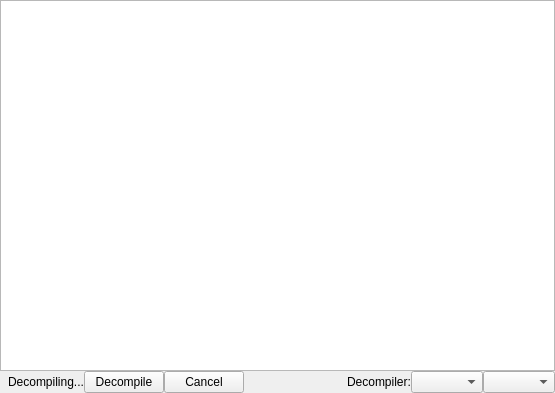
radareorg/iaito, file src/widgets/DecompilerWidget.ui: the form before one commit.
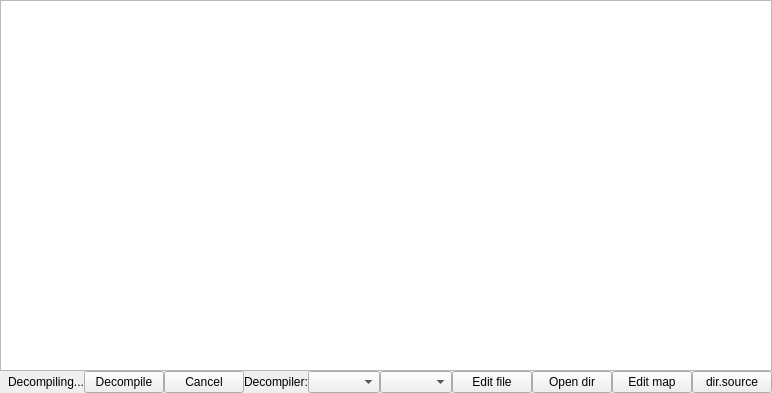
The form after the commit.

Commit message: Add dwarf/source as a decompiler option

What changed in the file:
```diff
--- a/src/widgets/DecompilerWidget.ui
+++ b/src/widgets/DecompilerWidget.ui
@@ -105,6 +105,46 @@
         </property>
        </widget>
       </item>
+      <item>
+       <widget class="QPushButton" name="sourceEditFileButton">
+        <property name="toolTip">
+         <string>Edit the source file for the current source line.</string>
+        </property>
+        <property name="text">
+         <string>Edit file</string>
+        </property>
+       </widget>
+      </item>
+      <item>
+       <widget class="QPushButton" name="sourceOpenDirButton">
+        <property name="toolTip">
+         <string>Open the directory containing the current source file.</string>
+        </property>
+        <property name="text">
+         <string>Open dir</string>
+        </property>
+       </widget>
+      </item>
+      <item>
+       <widget class="QPushButton" name="sourceEditMapButton">
+        <property name="toolTip">
+         <string>Edit source line mappings for this function.</string>
+        </property>
+        <property name="text">
+         <string>Edit map</string>
+        </property>
+       </widget>
+      </item>
+      <item>
+       <widget class="QPushButton" name="sourceDirSourceButton">
+        <property name="toolTip">
+         <string>Select a source file or directory for dir.source.</string>
+        </property>
+        <property name="text">
+         <string>dir.source</string>
+        </property>
+       </widget>
+      </item>
      </layout>
     </item>
    </layout>
```
The commit also changes 6 other files.
